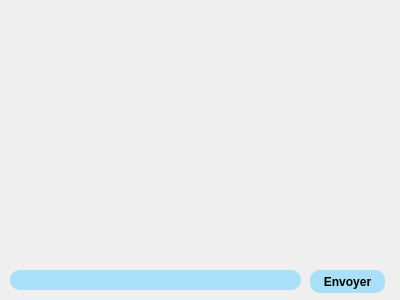
Above: dialog.ui from azizgarba/Smart_Dry_Cleaner_2A2 before the change. Below: the same form after it.
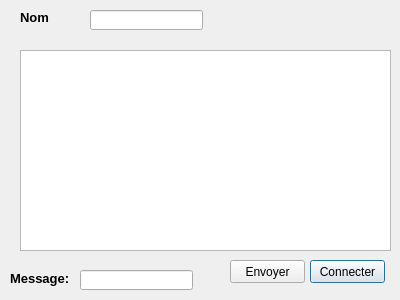
That is the form after the change. Icons and pictures are not drawn.

```diff
--- a/dialog.ui
+++ b/dialog.ui
@@ -17,43 +17,100 @@
    <string notr="true">#tabWidget{
 background-image:url(C:\Users\ASUS\Downloads\background.png);}</string>
   </property>
-  <widget class="QPushButton" name="chat">
+  <widget class="QTextEdit" name="textEdit">
+   <property name="geometry">
+    <rect>
+     <x>20</x>
+     <y>50</y>
+     <width>371</width>
+     <height>201</height>
+    </rect>
+   </property>
+  </widget>
+  <widget class="QLineEdit" name="lineEdit">
+   <property name="geometry">
+    <rect>
+     <x>80</x>
+     <y>270</y>
+     <width>113</width>
+     <height>20</height>
+    </rect>
+   </property>
+  </widget>
+  <widget class="QPushButton" name="pushButton">
    <property name="geometry">
     <rect>
      <x>310</x>
-     <y>270</y>
+     <y>260</y>
      <width>75</width>
      <height>23</height>
     </rect>
    </property>
-   <property name="font">
-    <font>
-     <weight>75</weight>
-     <bold>true</bold>
-    </font>
+   <property name="text">
+    <string>Connecter</string>
    </property>
-   <property name="styleSheet">
-    <string notr="true">background-color: rgb(169, 223, 247);
-color:rgb(0,0,0);
-border-radius:10px;</string>
+  </widget>
+  <widget class="QPushButton" name="pushButton_2">
+   <property name="geometry">
+    <rect>
+     <x>230</x>
+     <y>260</y>
+     <width>75</width>
+     <height>23</height>
+    </rect>
    </property>
    <property name="text">
     <string>Envoyer</string>
    </property>
   </widget>
-  <widget class="QLineEdit" name="lineEdit">
+  <widget class="QLineEdit" name="lineEdit_2">
+   <property name="geometry">
+    <rect>
+     <x>90</x>
+     <y>10</y>
+     <width>113</width>
+     <height>20</height>
+    </rect>
+   </property>
+  </widget>
+  <widget class="QLabel" name="label">
+   <property name="geometry">
+    <rect>
+     <x>20</x>
+     <y>10</y>
+     <width>47</width>
+     <height>14</height>
+    </rect>
+   </property>
+   <property name="font">
+    <font>
+     <pointsize>10</pointsize>
+     <weight>75</weight>
+     <bold>true</bold>
+    </font>
+   </property>
+   <property name="text">
+    <string>Nom</string>
+   </property>
+  </widget>
+  <widget class="QLabel" name="label_2">
    <property name="geometry">
     <rect>
      <x>10</x>
      <y>270</y>
-     <width>291</width>
-     <height>20</height>
+     <width>61</width>
+     <height>16</height>
     </rect>
    </property>
-   <property name="styleSheet">
-    <string notr="true">background-color: rgb(169, 223, 247);
-color:rgb(0,0,0);
-border-radius:10px;</string>
+   <property name="font">
+    <font>
+     <pointsize>10</pointsize>
+     <weight>75</weight>
+     <bold>true</bold>
+    </font>
+   </property>
+   <property name="text">
+    <string>Message:</string>
    </property>
   </widget>
  </widget>
```
